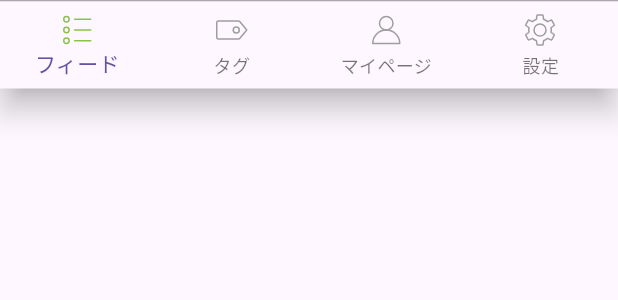
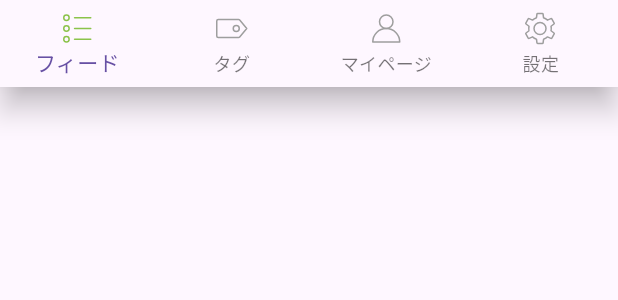
Before and after one commit to shinonome-inc/mobile-hikari-qiita-app, a Flutter app: the _BottomNavigationBar widget shown alone on an empty page, opened directly, on a phone screen of 412 x 824 dp. Shown: the top 300 px of the screen. Run offline on Flutter 3.47's test engine with Material 3 defaults, Android fonts, the phone set to English and light mode, and no system bars; our stand-ins replace flutter_riverpod, flutter_svg, freezed_annotation, gap, riverpod_annotation; generated files the repository leaves out were written again.

Commit message:
ボーダーの修正

```diff
--- a/lib/screen/home_root/home_root_navigation_bar.dart
+++ b/lib/screen/home_root/home_root_navigation_bar.dart
@@ -8,9 +8,13 @@ class _BottomNavigationBar extends ConsumerWidget {
 
     return Container(
       decoration: const BoxDecoration(
-        border: Border(
-          top: BorderSide(width: 1.0, color: Color.fromRGBO(0, 0, 0, 0.3)),
-        ),
+        boxShadow: [
+          BoxShadow(
+            color: Color.fromRGBO(0, 0, 0, 0.3),
+            offset: Offset(0, -0.5),
+            blurRadius: 0,
+          ),
+        ],
       ),
       child: BottomNavigationBar(
         type: BottomNavigationBarType.fixed,
```
